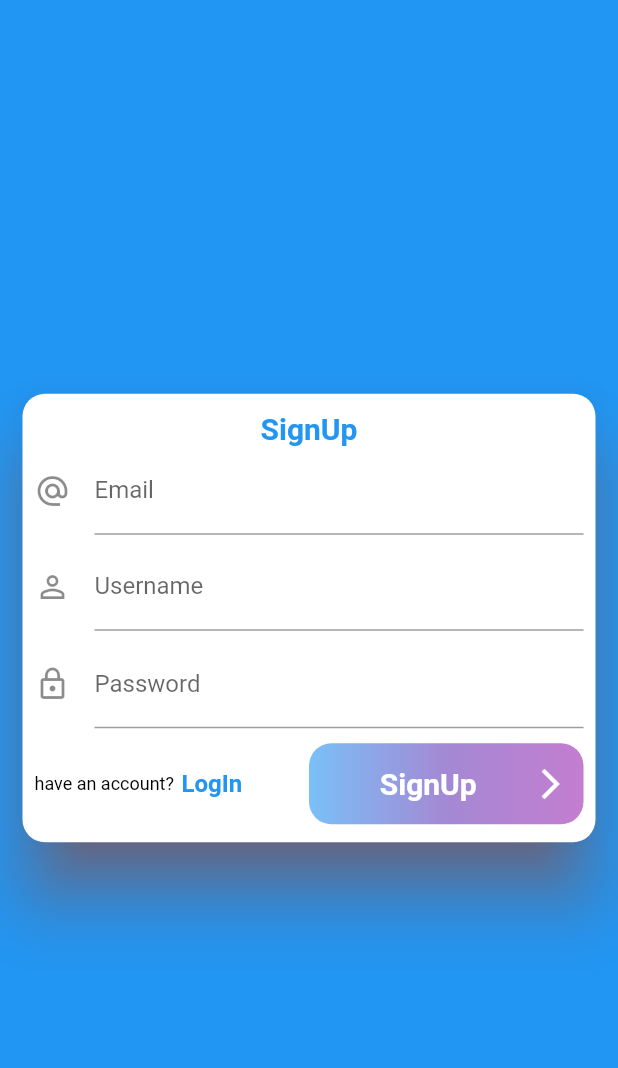
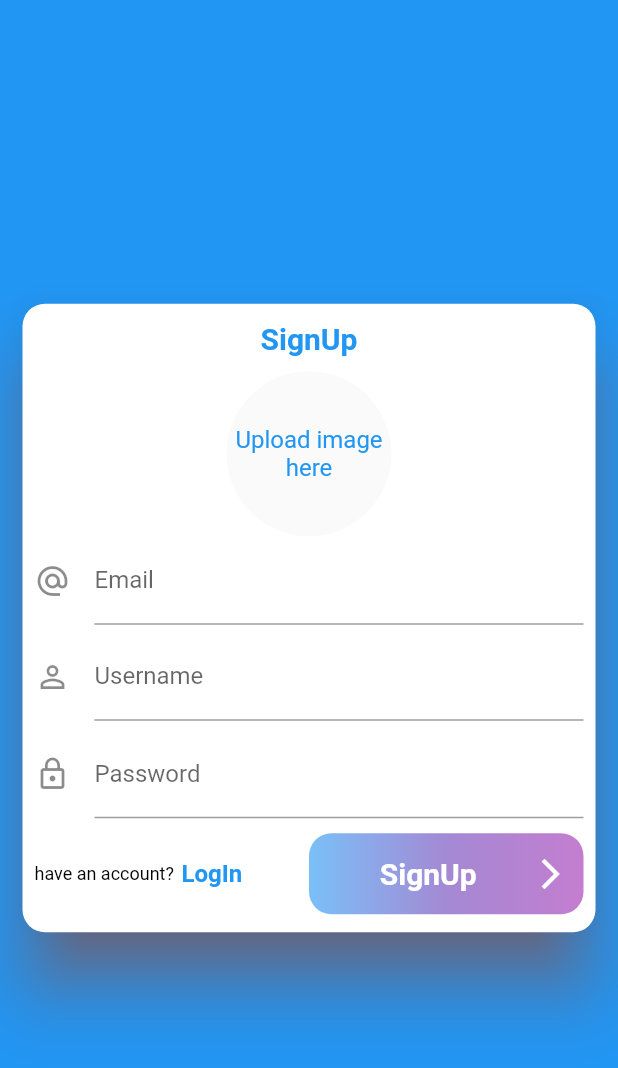
Before and after one commit to ofek4454/ChatApp, a Flutter app: the screen it shows after launch, after a tap on "SignUp", on a phone screen of 412 x 824 dp. Shown: the top 1068 px of the screen. Run offline on Flutter 3.47's test engine with Material 2 defaults, Android fonts, the phone set to English and light mode, and no system bars; our stand-ins replace cloud_firestore, firebase_auth, image_picker; accounts and stored records are empty.

Commit message:
09072020

```diff
--- a/lib/screens/chat_screen.dart
+++ b/lib/screens/chat_screen.dart
@@ -1,6 +1,5 @@
 import 'package:firebase_auth/firebase_auth.dart';
 import 'package:flutter/material.dart';
-import 'package:cloud_firestore/cloud_firestore.dart';
 
 import '../widgets/chat/messages.dart';
 import '../widgets/chat/message_field.dart';
--- a/lib/widgets/auth/auth_form.dart
+++ b/lib/widgets/auth/auth_form.dart
@@ -1,6 +1,7 @@
 import 'package:flutter/material.dart';
 
-import 'custom_button.dart';
+import './custom_button.dart';
+import './image_picker.dart';
 
 enum AuthMode {
   LogIn,
@@ -107,7 +108,6 @@ class _AuthFormState extends State<AuthForm>
               key: _formKey,
               child: Column(
                 mainAxisSize: MainAxisSize.min,
-                crossAxisAlignment: CrossAxisAlignment.stretch,
                 children: [
                   Text(
                     currentMode == AuthMode.LogIn ? 'LogIn' : 'SignUp',
@@ -116,6 +116,27 @@ class _AuthFormState extends State<AuthForm>
                       color: Theme.of(context).primaryColor,
                       fontSize: 20,
                       fontWeight: FontWeight.bold,
+                    ),
+                  ),
+                  AnimatedContainer(
+                    duration: Duration(
+                      milliseconds: 1000,
+                    ),
+                    curve: Curves.fastOutSlowIn,
+                    constraints: BoxConstraints(
+                        minHeight: currentMode == AuthMode.SingUp ? 60 : 0,
+                        maxHeight: currentMode == AuthMode.SingUp ? 120 : 0),
+                    child: FadeTransition(
+                      opacity: _fadeAnimation,
+                      child: SlideTransition(
+                        position: _slideAnimation,
+                        child: currentMode == AuthMode.LogIn
+                            ? null
+                            : Container(
+                                margin: EdgeInsets.only(top: 10),
+                                child: ImagePickerWidget(),
+                              ),
+                      ),
                     ),
                   ),
                   TextFormField(
--- /dev/null
+++ b/lib/widgets/auth/image_picker.dart
@@ -0,0 +1,87 @@
+import 'dart:io';
+
+import 'package:flutter/material.dart';
+import 'package:image_picker/image_picker.dart';
+
+class ImagePickerWidget extends StatefulWidget {
+  @override
+  _ImagePickerWidgetState createState() => _ImagePickerWidgetState();
+}
+
+class _ImagePickerWidgetState extends State<ImagePickerWidget> {
+  File _pickedImage;
+
+  Future<void> _pickImage() async {
+    final picker = ImagePicker();
+    try {
+      final image = await showDialog<PickedFile>(
+        context: context,
+        builder: (context) => AlertDialog(
+          title: Text('choose image source'),
+          actions: [
+            FlatButton.icon(
+              icon: Icon(Icons.photo_camera),
+              label: Text('Camera'),
+              onPressed: () async {
+                final _image = await picker.getImage(
+                    source: ImageSource.camera, maxWidth: 600);
+                Navigator.of(context).pop(_image);
+              },
+            ),
+            FlatButton.icon(
+              icon: Icon(Icons.photo_library),
+              label: Text('Galery'),
+              onPressed: () async {
+                final _image = await picker.getImage(
+                    source: ImageSource.gallery, maxWidth: 600);
+                Navigator.of(context).pop(_image);
+              },
+            ),
+          ],
+        ),
+      );
+      setState(() {
+        _pickedImage = File(image.path);
+      });
+    } catch (error) {
+      Scaffold.of(context).showSnackBar(SnackBar(
+        content: Text('image isn\'t choosen'),
+        backgroundColor: Theme.of(context).errorColor,
+      ));
+    }
+  }
+
+  @override
+  Widget build(BuildContext context) {
+    final _radius = MediaQuery.of(context).size.width * 0.3;
+    return Material(
+      shape: CircleBorder(),
+      clipBehavior: Clip.hardEdge,
+      child: CircleAvatar(
+        backgroundColor: Colors.transparent,
+        radius: _radius,
+        child: InkWell(
+          onTap: _pickImage,
+          child: _pickedImage != null
+              ? Image.file(
+                  _pickedImage,
+                  fit: BoxFit.cover,
+                  width: double.infinity,
+                )
+              : Container(
+                  height: _radius,
+                  width: _radius,
+                  decoration: BoxDecoration(shape: BoxShape.circle),
+                  padding: const EdgeInsets.symmetric(vertical: 5),
+                  alignment: Alignment.center,
+                  child: Text(
+                    'Upload image here',
+                    textAlign: TextAlign.center,
+                    style: TextStyle(color: Theme.of(context).primaryColor),
+                  ),
+                ),
+        ),
+      ),
+    );
+  }
+}
--- a/lib/widgets/chat/message_field.dart
+++ b/lib/widgets/chat/message_field.dart
@@ -13,11 +13,14 @@ class _MessageFieldState extends State<MessageField> {
 
   void _sendMessage() async {
     final user = await FirebaseAuth.instance.currentUser();
+    final userData =
+        await Firestore.instance.collection('users').document(user.uid).get();
     Firestore.instance.collection('chat').add(
       {
         'message': _messageController.text,
         'timeStamp': Timestamp.now(),
         'userId': user.uid,
+        'username': userData['username'],
       },
     );
     _messageController.clear();
--- a/pubspec.yaml
+++ b/pubspec.yaml
@@ -30,6 +30,8 @@ dependencies:
   cupertino_icons: ^0.1.3
   cloud_firestore: ^0.13.7
   firebase_auth: ^0.16.1
+  intl: ^0.16.1
+  image_picker: ^0.6.7+4
 
 dev_dependencies:
   flutter_test:
```
Also changed, not shown: lib/widgets/chat/message_bubble.dart (+38 -8 lines), lib/widgets/chat/messages.dart (+8 -2 lines), pubspec.lock.
